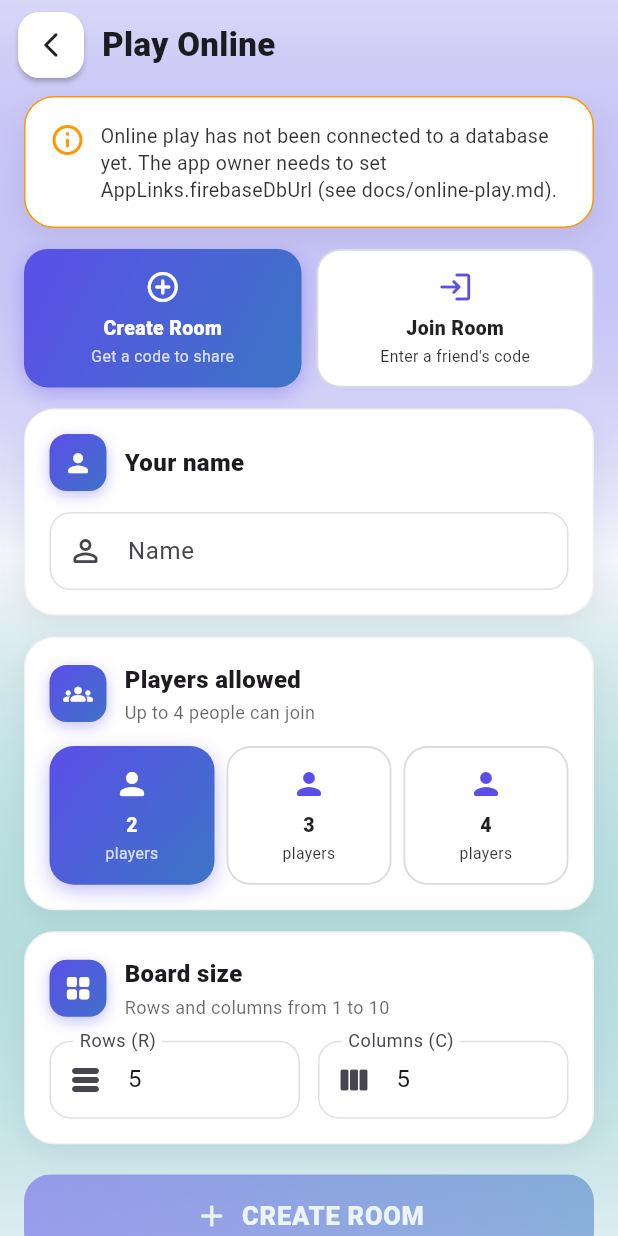
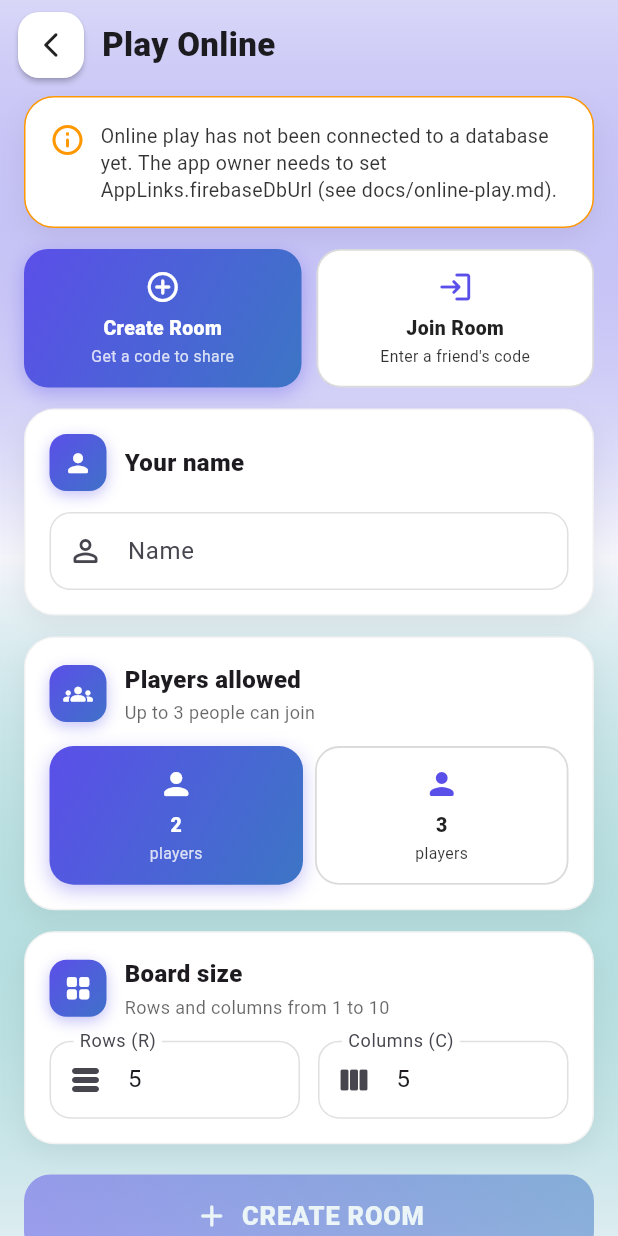
Before and after one commit to kunal9430/GridWords, a Flutter app: the OnlineScreen screen opened directly, on a phone screen of 412 x 824 dp. Run offline on Flutter 3.47's test engine with Material 3 defaults, Android fonts, the phone set to English and light mode, and no system bars; our stand-ins replace file_picker, google_fonts, image_picker, share_plus, shared_preferences; missing offline and left inert: screen_brightness; accounts and stored records are empty.

Commit message:
Add files via upload

```diff
--- a/lib/models/game_state.dart
+++ b/lib/models/game_state.dart
@@ -10,7 +10,7 @@ import '../services/scoreboard_name_resolver.dart';
 class GameState {
   String id;
 
-  /// Everyone in the match, in turn order (2 to 4 players). In a computer
+  /// Everyone in the match, in turn order (2 to 3 players). In a computer
   /// match the computer is always the LAST player.
   List<String> playerNames;
   List<String> playerInitials;
@@ -102,7 +102,7 @@ class GameState {
         aiWordCells = aiWordCells ?? [];
 
   static const int minPlayers = 2;
-  static const int maxPlayers = 4;
+  static const int maxPlayers = 3;
 
   int get playerCount => playerNames.length;
 
@@ -379,7 +379,7 @@ class GameState {
     return parts.map((p) => p[0].toUpperCase()).join();
   }
 
-  /// A "Pass and Play" match for 2 to 4 people sharing one device.
+  /// A "Pass and Play" match for 2 to 3 people sharing one device.
   /// [playerNames] are in turn order; the first player moves first.
   factory GameState.newGame({
     required List<String> playerNames,
@@ -397,7 +397,7 @@ class GameState {
     );
   }
 
-  /// A "Play Bot" match: [humanNames] (1 to 3 people, in turn order) plus
+  /// A "Play Bot" match: [humanNames] (1 to 2 people, in turn order) plus
   /// the computer, who is always the last player. The first human moves
   /// first unless [computerStarts] is true.
   factory GameState.newComputerGame({
@@ -468,7 +468,7 @@ class GameState {
   }
 
   factory GameState.fromJson(Map<String, dynamic> json) {
-    // Saves from before 3-4 player support only have the two-player keys.
+    // Saves from before 3-player support only have the two-player keys.
     final namesJson = json['playerNames'] as List<dynamic>?;
     final List<String> names = namesJson != null
         ? namesJson.map((e) => e.toString()).toList()
--- a/lib/screens/about_screen.dart
+++ b/lib/screens/about_screen.dart
@@ -33,7 +33,7 @@ class AboutScreen extends StatelessWidget {
             index: 1,
             child: GWCard(
               child: Text(
-                'A customizable word grid game for up to four players, with auto-calculated word lengths, '
+                'A customizable word grid game for up to three players, with auto-calculated word lengths, '
                 'a computer opponent, and saved games you can pick up any time.',
                 textAlign: TextAlign.center,
                 style: TextStyle(fontSize: 15, height: 1.5, color: scheme.onSurface.withOpacity(0.85)),
@@ -49,7 +49,7 @@ class AboutScreen extends StatelessWidget {
                 children: const [
                   _Feature(Icons.grid_view_rounded, 'Custom grids', 'Any board from 1 × 2 up to 10 × 10'),
                   SizedBox(height: 14),
-                  _Feature(Icons.people_alt_rounded, 'Up to 4 players', 'Pass and Play with friends, or add the Bot'),
+                  _Feature(Icons.people_alt_rounded, 'Up to 3 players', 'Pass and Play with friends, or add the Bot'),
                   SizedBox(height: 14),
                   _Feature(Icons.smart_toy_rounded, 'Play Bot', 'Four levels, from Easy to Expert'),
                   SizedBox(height: 14),
--- a/lib/screens/home_screen.dart
+++ b/lib/screens/home_screen.dart
@@ -118,7 +118,7 @@ class _HomeScreenState extends State<HomeScreen> with SingleTickerProviderStateM
                           0.5,
                           _ModeCard(
                             title: 'Pass and Play',
-                            subtitle: 'Pass the phone around · 2 to 4 players',
+                            subtitle: 'Pass the phone around · 2 or 3 players',
                             icon: Icons.people_alt_rounded,
                             colors: [primary, Color.lerp(primary, tertiary, 0.35)!],
                             onTap: () => _open(const SetupScreen()),
@@ -193,7 +193,7 @@ class _HomeScreenState extends State<HomeScreen> with SingleTickerProviderStateM
       case _MenuAction.share:
         Share.share(
           '🎮 Check out Grid Words! A fun word-building board game '
-          'you can play with up to 3 friends or against the computer — build words on a custom grid '
+          'you can play with up to 2 friends or against the computer — build words on a custom grid '
           'and keep score as you play.\n\n'
           'Get it here: ${AppLinks.downloadUrl}',
           subject: 'Grid Words',
--- a/lib/screens/online_screen.dart
+++ b/lib/screens/online_screen.dart
@@ -199,12 +199,12 @@ class _OnlineScreenState extends State<OnlineScreen> {
                       const GWSectionTitle(
                         icon: Icons.groups_rounded,
                         title: 'Players allowed',
-                        subtitle: 'Up to 4 people can join',
+                        subtitle: 'Up to 3 people can join',
                       ),
                       const SizedBox(height: 14),
                       Row(
                         children: [
-                          for (final n in const [2, 3, 4]) ...[
+                          for (final n in const [2, 3]) ...[
                             Expanded(
                               child: GWChoice(
                                 label: '$n',
@@ -214,7 +214,7 @@ class _OnlineScreenState extends State<OnlineScreen> {
                                 onTap: () => setState(() => _maxPlayers = n),
                               ),
                             ),
-                            if (n != 4) const SizedBox(width: 8),
+                            if (n != 3) const SizedBox(width: 8),
                           ],
                         ],
                       ),
@@ -397,7 +397,7 @@ class _OnlineLobbyScreenState extends State<OnlineLobbyScreen> {
     final scheme = Theme.of(context).colorScheme;
     final lobby = _lobby;
     final count = lobby?.players.length ?? 0;
-    final max = lobby?.maxPlayers ?? 4;
+    final max = lobby?.maxPlayers ?? 3;
     return GWScaffold(
       title: 'Waiting Room',
       body: ListView(
--- a/lib/screens/rules_screen.dart
+++ b/lib/screens/rules_screen.dart
@@ -6,10 +6,10 @@ class RulesScreen extends StatelessWidget {
 
   static const List<_Rule> _rules = [
     _Rule('1', 'Game Objective', Icons.flag_rounded,
-        'Two to four players take turns building words on a shared grid, one letter per turn, '
+        'Two or three players take turns building words on a shared grid, one letter per turn, '
                     'earning points for each turn as they go.'),
     _Rule('2', 'Setup Rules', Icons.tune_rounded,
-        'Pick Pass and Play or Play Bot, then how many players (2 to 4 in total, the Computer included). Choose Rows (R) and Columns (C) for the board, each from 1 to 10, with at least one of '
+        'Pick Pass and Play or Play Bot, then how many players (2 or 3 in total, the Computer included). Choose Rows (R) and Columns (C) for the board, each from 1 to 10, with at least one of '
                     'them greater than 1. Max Word Length is automatically calculated as the larger of R and '
                     'C (so always 1 to 10), and sets the range of the scoring number strip.'),
     _Rule('3', 'Placing a Letter', Icons.touch_app_rounded,
@@ -56,7 +56,7 @@ class RulesScreen extends StatelessWidget {
         '(walked, ran), the past participle (gone, broken) or the -ing form (walking, building).'),
     _Rule('11', 'Playing Online', Icons.public_rounded,
         'Tap "Play Online" on the home screen. One person creates a room and shares its 6-character code; '
-        'up to three friends join with it on their own phones, then the host starts the game. Everyone sees the '
+        'up to two friends join with it on their own phones, then the host starts the game. Everyone sees the '
         'same live board and anyone can place a letter, score or hand over the turn, so agree on whose turn it is '
         'out loud. If two people act at the same moment, the later action is dropped and the newer board is shown. '
         'Online games have no computer player.'),
--- a/lib/services/online_service.dart
+++ b/lib/services/online_service.dart
@@ -31,7 +31,7 @@ class Lobby {
 
   factory Lobby.fromJson(Map<String, dynamic> j) => Lobby(
         players: (j['players'] as List<dynamic>? ?? const []).map((e) => e.toString()).toList(),
-        maxPlayers: j['max'] as int? ?? 4,
+        maxPlayers: j['max'] as int? ?? 3,
         rows: j['rows'] as int? ?? 5,
         cols: j['cols'] as int? ?? 5,
         started: j['started'] as bool? ?? false,
--- a/lib/services/scoreboard_name_resolver.dart
+++ b/lib/services/scoreboard_name_resolver.dart
@@ -61,7 +61,7 @@ class ScoreboardNameResolver {
     return ResolvedNames(player1Label: '${label1}1', player2Label: '${label2}2');
   }
 
-  /// Resolves a label for each of 2-4 (or more) players at once, in order,
+  /// Resolves a label for each of 2-3 (or more) players at once, in order,
   /// guaranteeing no two labels are identical. Two players use the exact
   /// same rules as [resolve]; larger groups first try a richer label for
   /// each colliding name and finally fall back to a numeric suffix.
--- a/lib/widgets/gw_kit.dart
+++ b/lib/widgets/gw_kit.dart
@@ -27,9 +27,9 @@ class GW {
 
   static bool isDark(BuildContext context) => Theme.of(context).brightness == Brightness.dark;
 
-  /// Accent color for player [index] (0-based, up to 4 players). The first
-  /// two follow the theme (as in a two-player game); seats 3 and 4 use
-  /// fixed teal and orange so all four stay easy to tell apart.
+  /// Accent color for player [index] (0-based, up to 3 players). The first
+  /// two follow the theme (as in a two-player game); seat 3 uses
+  /// a fixed teal so all three stay easy to tell apart.
   static Color playerColor(BuildContext context, int index) {
     final s = Theme.of(context).colorScheme;
     switch (index) {
--- a/lib/widgets/player_score_card.dart
+++ b/lib/widgets/player_score_card.dart
@@ -19,7 +19,7 @@ class PlayerScoreCard extends StatelessWidget {
   final VoidCallback? onCardTap;
   final Color accentColor;
 
-  /// Slimmer layout used when 3 or 4 players share the scoreboard row.
+  /// Slimmer layout used when 3 players share the scoreboard row.
   final bool compact;
 
   const PlayerScoreCard({
--- a/pubspec.yaml
+++ b/pubspec.yaml
@@ -1,5 +1,5 @@
 name: grid_word_game
-description: Grid Words — a word grid game for up to 4 players with persistent letter and score palettes.
+description: Grid Words — a word grid game for up to 3 players with persistent letter and score palettes.
 publish_to: 'none'
 version: 1.0.0+1
 
```
Also changed, not shown: lib/screens/setup_screen.dart (+5 -5 lines), 2 other files.
